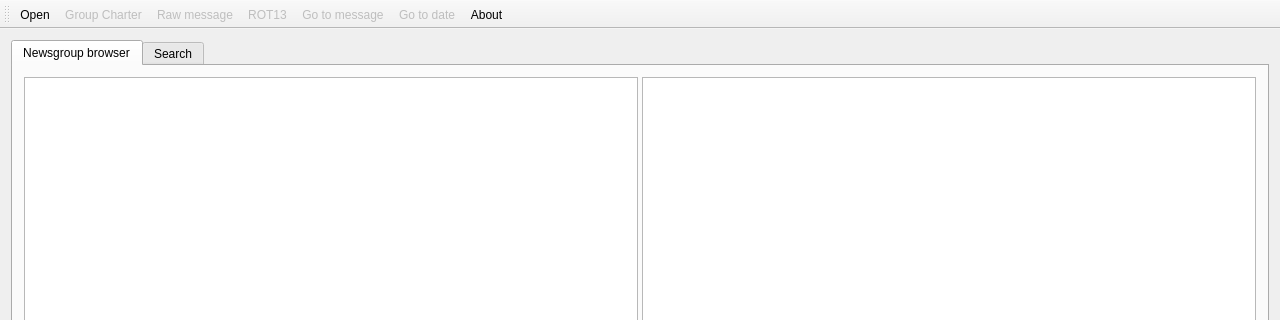
First picture: the form in browser/browser.ui, repository wolfpld/usenetarchive, before the edit; both pictures show x 0 to 1280 and y 0 to 320 of the 1280 by 768 pixel window.
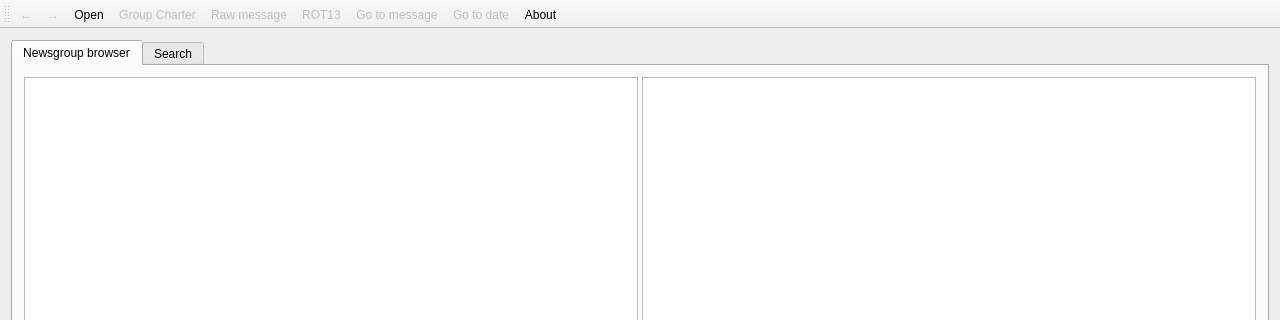
Second picture: the form after the edit.

Commit message: Allow traversing article viewing history.

Diff of the .ui file:
```diff
--- a/browser/browser.ui
+++ b/browser/browser.ui
@@ -170,6 +170,8 @@
    <attribute name="toolBarBreak">
     <bool>false</bool>
    </attribute>
+   <addaction name="action_back"/>
+   <addaction name="action_forward"/>
    <addaction name="actionOpen"/>
    <addaction name="actionGroup_Charter"/>
    <addaction name="actionRaw_message"/>
@@ -235,6 +237,22 @@
     <string>Go to date</string>
    </property>
   </action>
+  <action name="action_back">
+   <property name="enabled">
+    <bool>false</bool>
+   </property>
+   <property name="text">
+    <string>←</string>
+   </property>
+  </action>
+  <action name="action_forward">
+   <property name="enabled">
+    <bool>false</bool>
+   </property>
+   <property name="text">
+    <string>→</string>
+   </property>
+  </action>
  </widget>
  <layoutdefault spacing="6" margin="11"/>
  <resources/>
```
The commit also changes 2 other files.
